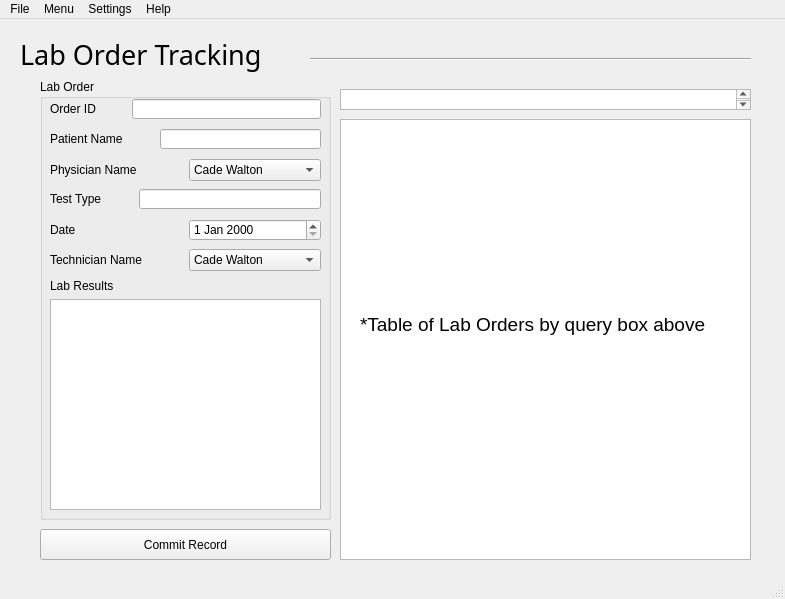
Qt form cigya/ui/lt.ui (CS532-Marlboro-Health-Tracker/Cigya) before a commit.
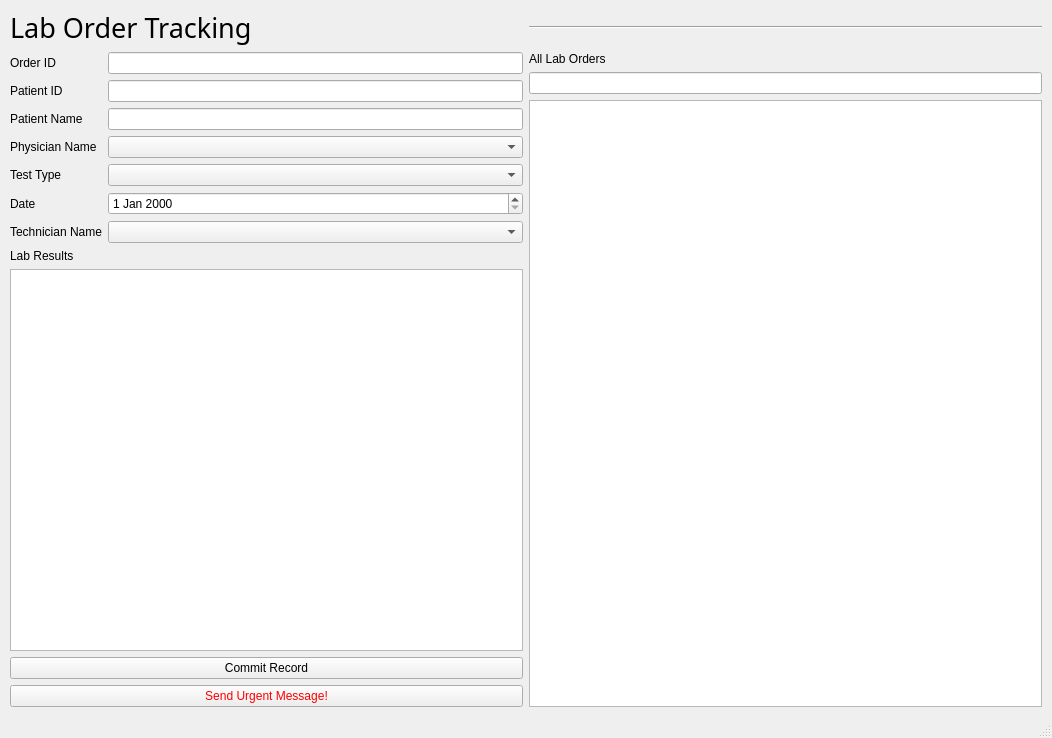
The same form after that commit.

```diff
--- a/cigya/ui/lt.ui
+++ b/cigya/ui/lt.ui
@@ -6,8 +6,8 @@
    <rect>
     <x>0</x>
     <y>0</y>
-    <width>785</width>
-    <height>599</height>
+    <width>1052</width>
+    <height>738</height>
    </rect>
   </property>
   <property name="windowTitle">
@@ -20,321 +20,225 @@
    <property name="autoFillBackground">
     <bool>false</bool>
    </property>
-   <widget class="Line" name="line">
-    <property name="geometry">
-     <rect>
-      <x>310</x>
-      <y>30</y>
-      <width>441</width>
-      <height>20</height>
-     </rect>
+   <layout class="QVBoxLayout" name="verticalLayout_3">
+    <property name="leftMargin">
+     <number>10</number>
     </property>
-    <property name="orientation">
-     <enum>Qt::Horizontal</enum>
+    <property name="rightMargin">
+     <number>10</number>
     </property>
-   </widget>
-   <widget class="QLabel" name="label">
-    <property name="geometry">
-     <rect>
-      <x>20</x>
-      <y>10</y>
-      <width>441</width>
-      <height>51</height>
-     </rect>
-    </property>
-    <property name="font">
-     <font>
-      <family>Segoe Print</family>
-      <pointsize>20</pointsize>
-     </font>
-    </property>
-    <property name="text">
-     <string>Lab Order Tracking</string>
-    </property>
-   </widget>
-   <widget class="QGroupBox" name="groupBox">
-    <property name="geometry">
-     <rect>
-      <x>40</x>
-      <y>60</y>
-      <width>291</width>
-      <height>441</height>
-     </rect>
-    </property>
-    <property name="title">
-     <string>Lab Order</string>
-    </property>
-    <widget class="QSplitter" name="splitter">
-     <property name="geometry">
-      <rect>
-       <x>10</x>
-       <y>50</y>
-       <width>271</width>
-       <height>20</height>
-      </rect>
-     </property>
-     <property name="orientation">
-      <enum>Qt::Horizontal</enum>
-     </property>
-     <property name="handleWidth">
-      <number>1</number>
-     </property>
-     <widget class="QLabel" name="label_2">
-      <property name="text">
-       <string>Patient Name</string>
-      </property>
-     </widget>
-     <widget class="QLineEdit" name="lineEdit"/>
-    </widget>
-    <widget class="QSplitter" name="splitter_3">
-     <property name="geometry">
-      <rect>
-       <x>10</x>
-       <y>20</y>
-       <width>271</width>
-       <height>20</height>
-      </rect>
-     </property>
-     <property name="orientation">
-      <enum>Qt::Horizontal</enum>
-     </property>
-     <property name="handleWidth">
-      <number>1</number>
-     </property>
-     <widget class="QLabel" name="label_4">
-      <property name="text">
-       <string>Order ID</string>
-      </property>
-     </widget>
-     <widget class="QLineEdit" name="lineEdit_3"/>
-    </widget>
-    <widget class="QSplitter" name="splitter_5">
-     <property name="geometry">
-      <rect>
-       <x>10</x>
-       <y>110</y>
-       <width>271</width>
-       <height>20</height>
-      </rect>
-     </property>
-     <property name="orientation">
-      <enum>Qt::Horizontal</enum>
-     </property>
-     <property name="handleWidth">
-      <number>1</number>
-     </property>
-     <widget class="QLabel" name="label_6">
-      <property name="text">
-       <string>Test Type</string>
-      </property>
-     </widget>
-     <widget class="QLineEdit" name="lineEdit_5"/>
-    </widget>
-    <widget class="QWidget" name="layoutWidget_3">
-     <property name="geometry">
-      <rect>
-       <x>10</x>
-       <y>80</y>
-       <width>271</width>
-       <height>22</height>
-      </rect>
-     </property>
+    <item>
      <layout class="QHBoxLayout" name="horizontalLayout_2">
       <item>
-       <widget class="QLabel" name="label_10">
-        <property name="text">
-         <string>Physician Name</string>
+       <widget class="QLabel" name="label">
+        <property name="font">
+         <font>
+          <family>Segoe Print</family>
+          <pointsize>20</pointsize>
+         </font>
         </property>
-       </widget>
-      </item>
-      <item>
-       <widget class="QComboBox" name="comboBox_2">
-        <item>
-         <property name="text">
-          <string>Cade Walton</string>
-         </property>
-        </item>
-        <item>
-         <property name="text">
-          <string>Frida Andersson</string>
-         </property>
-        </item>
-       </widget>
-      </item>
-     </layout>
-    </widget>
-    <widget class="QWidget" name="layoutWidget_4">
-     <property name="geometry">
-      <rect>
-       <x>10</x>
-       <y>200</y>
-       <width>271</width>
-       <height>231</height>
-      </rect>
-     </property>
-     <layout class="QVBoxLayout" name="verticalLayout">
-      <item>
-       <widget class="QLabel" name="label_11">
         <property name="text">
-         <string>Lab Results</string>
+         <string>Lab Order Tracking</string>
         </property>
        </widget>
       </item>
       <item>
-       <widget class="QListView" name="listView"/>
-      </item>
-     </layout>
-    </widget>
-    <widget class="QWidget" name="layoutWidget_5">
-     <property name="geometry">
-      <rect>
-       <x>10</x>
-       <y>140</y>
-       <width>271</width>
-       <height>22</height>
-      </rect>
-     </property>
-     <layout class="QHBoxLayout" name="horizontalLayout_3">
-      <item>
-       <widget class="QLabel" name="label_3">
-        <property name="text">
-         <string>Date</string>
+       <widget class="Line" name="line">
+        <property name="orientation">
+         <enum>Qt::Horizontal</enum>
         </property>
        </widget>
       </item>
-      <item>
-       <widget class="QDateEdit" name="dateEdit"/>
-      </item>
      </layout>
-    </widget>
-    <widget class="QWidget" name="layoutWidget_6">
-     <property name="geometry">
-      <rect>
-       <x>10</x>
-       <y>170</y>
-       <width>271</width>
-       <height>22</height>
-      </rect>
-     </property>
-     <layout class="QHBoxLayout" name="horizontalLayout_4">
+    </item>
+    <item>
+     <layout class="QHBoxLayout" name="horizontalLayout">
       <item>
-       <widget class="QLabel" name="label_13">
-        <property name="text">
-         <string>Technician Name</string>
-        </property>
-       </widget>
+       <layout class="QVBoxLayout" name="verticalLayout">
+        <item>
+         <layout class="QFormLayout" name="formLayout">
+          <item row="0" column="0">
+           <widget class="QLabel" name="label_4">
+            <property name="text">
+             <string>Order ID</string>
+            </property>
+           </widget>
+          </item>
+          <item row="0" column="1">
+           <widget class="QLineEdit" name="lineEdit_3"/>
+          </item>
+          <item row="2" column="0">
+           <widget class="QLabel" name="label_2">
+            <property name="text">
+             <string>Patient Name</string>
+            </property>
+           </widget>
+          </item>
+          <item row="2" column="1">
+           <widget class="QLineEdit" name="lineEdit"/>
+          </item>
+          <item row="3" column="0">
+           <widget class="QLabel" name="label_10">
+            <property name="text">
+             <string>Physician Name</string>
+            </property>
+           </widget>
+          </item>
+          <item row="3" column="1">
+           <widget class="QComboBox" name="comboBox_2"/>
+          </item>
+          <item row="4" column="0">
+           <widget class="QLabel" name="label_6">
+            <property name="text">
+             <string>Test Type</string>
+            </property>
+           </widget>
+          </item>
+          <item row="4" column="1">
+           <widget class="QComboBox" name="comboBox_4"/>
+          </item>
+          <item row="5" column="0">
+           <widget class="QLabel" name="label_3">
+            <property name="text">
+             <string>Date</string>
+            </property>
+           </widget>
+          </item>
+          <item row="5" column="1">
+           <widget class="QDateEdit" name="dateEdit"/>
+          </item>
+          <item row="6" column="0">
+           <widget class="QLabel" name="label_13">
+            <property name="text">
+             <string>Technician Name</string>
+            </property>
+           </widget>
+          </item>
+          <item row="6" column="1">
+           <widget class="QComboBox" name="comboBox_3"/>
+          </item>
+          <item row="1" column="0">
+           <widget class="QLabel" name="patientIDLabel">
+            <property name="text">
+             <string>Patient ID</string>
+            </property>
+           </widget>
+          </item>
+          <item row="1" column="1">
+           <widget class="QLineEdit" name="patientIDLineEdit"/>
+          </item>
+         </layout>
+        </item>
+        <item>
+         <widget class="QLabel" name="label_11">
+          <property name="text">
+           <string>Lab Results</string>
+          </property>
+         </widget>
+        </item>
+        <item>
+         <widget class="QListView" name="listView"/>
+        </item>
+        <item>
+         <widget class="QPushButton" name="pushButton">
+          <property name="text">
+           <string>Commit Record</string>
+          </property>
+         </widget>
+        </item>
+        <item>
+         <widget class="QPushButton" name="pushButton_2">
+          <property name="palette">
+           <palette>
+            <active>
+             <colorrole role="WindowText">
+              <brush brushstyle="SolidPattern">
+               <color alpha="255">
+                <red>255</red>
+                <green>0</green>
+                <blue>0</blue>
+               </color>
+              </brush>
+             </colorrole>
+             <colorrole role="ButtonText">
+              <brush brushstyle="SolidPattern">
+               <color alpha="255">
+                <red>255</red>
+                <green>0</green>
+                <blue>0</blue>
+               </color>
+              </brush>
+             </colorrole>
+            </active>
+            <inactive>
+             <colorrole role="WindowText">
+              <brush brushstyle="SolidPattern">
+               <color alpha="255">
+                <red>255</red>
+                <green>0</green>
+                <blue>0</blue>
+               </color>
+              </brush>
+             </colorrole>
+             <colorrole role="ButtonText">
+              <brush brushstyle="SolidPattern">
+               <color alpha="255">
+                <red>255</red>
+                <green>0</green>
+                <blue>0</blue>
+               </color>
+              </brush>
+             </colorrole>
+            </inactive>
+            <disabled>
+             <colorrole role="WindowText">
+              <brush brushstyle="SolidPattern">
+               <color alpha="255">
+                <red>120</red>
+                <green>120</green>
+                <blue>120</blue>
+               </color>
+              </brush>
+             </colorrole>
+             <colorrole role="ButtonText">
+              <brush brushstyle="SolidPattern">
+               <color alpha="255">
+                <red>120</red>
+                <green>120</green>
+                <blue>120</blue>
+               </color>
+              </brush>
+             </colorrole>
+            </disabled>
+           </palette>
+          </property>
+          <property name="text">
+           <string>Send Urgent Message!</string>
+          </property>
+         </widget>
+        </item>
+       </layout>
       </item>
       <item>
-       <widget class="QComboBox" name="comboBox_3">
+       <layout class="QVBoxLayout" name="verticalLayout_2">
         <item>
-         <property name="text">
-          <string>Cade Walton</string>
-         </property>
+         <widget class="QLabel" name="label_5">
+          <property name="text">
+           <string>All Lab Orders</string>
+          </property>
+         </widget>
         </item>
         <item>
-         <property name="text">
-          <string>Frida Andersson</string>
-         </property>
+         <widget class="QLineEdit" name="lineEdit_2"/>
         </item>
-       </widget>
+        <item>
+         <widget class="QListView" name="listView_2"/>
+        </item>
+       </layout>
       </item>
      </layout>
-    </widget>
-   </widget>
-   <widget class="QPushButton" name="pushButton">
-    <property name="geometry">
-     <rect>
-      <x>40</x>
-      <y>510</y>
-      <width>291</width>
-      <height>31</height>
-     </rect>
-    </property>
-    <property name="text">
-     <string>Commit Record</string>
-    </property>
-   </widget>
-   <widget class="QTableView" name="tableView">
-    <property name="geometry">
-     <rect>
-      <x>340</x>
-      <y>100</y>
-      <width>411</width>
-      <height>441</height>
-     </rect>
-    </property>
-   </widget>
-   <widget class="QTextEdit" name="textEdit">
-    <property name="geometry">
-     <rect>
-      <x>340</x>
-      <y>70</y>
-      <width>411</width>
-      <height>21</height>
-     </rect>
-    </property>
-   </widget>
-   <widget class="QLabel" name="label_5">
-    <property name="geometry">
-     <rect>
-      <x>360</x>
-      <y>290</y>
-      <width>361</width>
-      <height>31</height>
-     </rect>
-    </property>
-    <property name="font">
-     <font>
-      <pointsize>14</pointsize>
-     </font>
-    </property>
-    <property name="text">
-     <string>*Table of Lab Orders by query box above</string>
-    </property>
-   </widget>
-  </widget>
-  <widget class="QMenuBar" name="menubar">
-   <property name="geometry">
-    <rect>
-     <x>0</x>
-     <y>0</y>
-     <width>785</width>
-     <height>21</height>
-    </rect>
-   </property>
-   <widget class="QMenu" name="menuFile">
-    <property name="title">
-     <string>File</string>
-    </property>
-    <addaction name="actionPrint"/>
-   </widget>
-   <widget class="QMenu" name="menuSettings">
-    <property name="title">
-     <string>Settings</string>
-    </property>
-    <addaction name="actionAdministrator_Login"/>
-   </widget>
-   <widget class="QMenu" name="menuHelp">
-    <property name="title">
-     <string>Help</string>
-    </property>
-    <addaction name="actionHelp_Page"/>
-   </widget>
-   <widget class="QMenu" name="menuMenu">
-    <property name="title">
-     <string>Menu</string>
-    </property>
-    <addaction name="actionElectronic_Patient_Record"/>
-    <addaction name="actionPhysician_Scheduler"/>
-    <addaction name="actionLab_Order_Tracking"/>
-    <addaction name="actionPharmacy_Order_Tracking"/>
-    <addaction name="actionInsurance_Billing"/>
-    <addaction name="actionEquipment_Inventory_and_Maintenance"/>
-   </widget>
-   <addaction name="menuFile"/>
-   <addaction name="menuMenu"/>
-   <addaction name="menuSettings"/>
-   <addaction name="menuHelp"/>
+    </item>
+   </layout>
   </widget>
   <widget class="QStatusBar" name="statusbar"/>
   <action name="actionHelp_Page">
```
